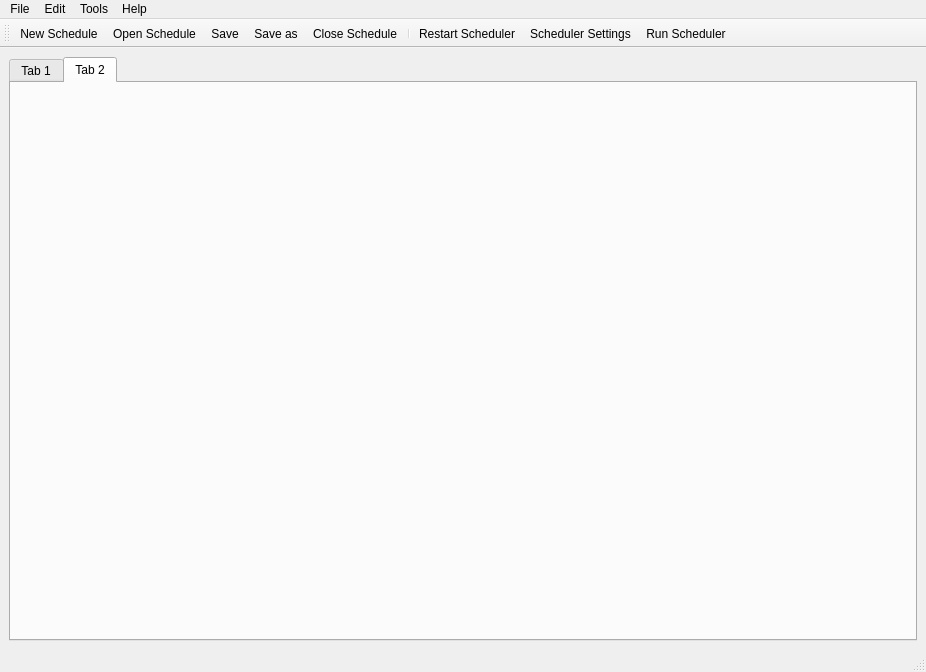
Above: FCheddar/mainwindow.ui from alu0101278919/OS_Project_FCheddar before the change. Below: the same form after it.
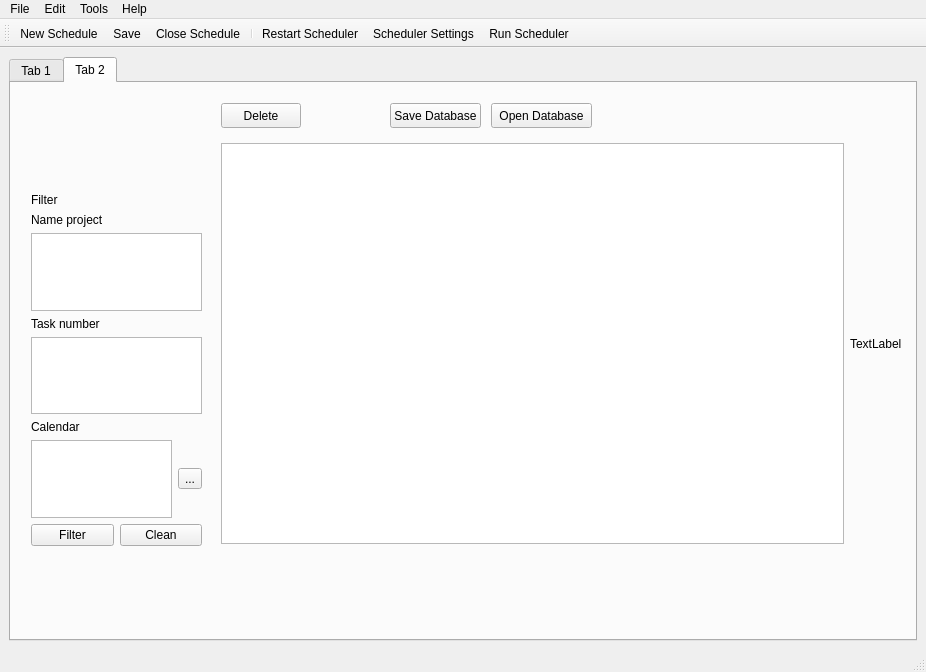
That is the form after the change. The open tabs and pages were chosen to show the change. Icons and pictures are not drawn.

Diff of the .ui file:
```diff
--- a/FCheddar/mainwindow.ui
+++ b/FCheddar/mainwindow.ui
@@ -17,7 +17,10 @@
    <layout class="QHBoxLayout" name="horizontalLayout">
     <item>
      <widget class="QTabWidget" name="tabWidget">
-      <widget class="QWidget" name="tab">
+      <property name="currentIndex">
+       <number>1</number>
+      </property>
+      <widget class="QWidget" name="graph_tab">
        <attribute name="title">
         <string>Tab 1</string>
        </attribute>
@@ -74,6 +77,155 @@
        <attribute name="title">
         <string>Tab 2</string>
        </attribute>
+       <widget class="QPushButton" name="deleteButton">
+        <property name="geometry">
+         <rect>
+          <x>210</x>
+          <y>20</y>
+          <width>80</width>
+          <height>25</height>
+         </rect>
+        </property>
+        <property name="text">
+         <string>Delete</string>
+        </property>
+       </widget>
+       <widget class="QPushButton" name="saveDatabaseButton">
+        <property name="geometry">
+         <rect>
+          <x>379</x>
+          <y>20</y>
+          <width>91</width>
+          <height>25</height>
+         </rect>
+        </property>
+        <property name="styleSheet">
+         <string notr="true"/>
+        </property>
+        <property name="text">
+         <string>Save Database</string>
+        </property>
+       </widget>
+       <widget class="QPushButton" name="openDatabaseButton">
+        <property name="geometry">
+         <rect>
+          <x>480</x>
+          <y>20</y>
+          <width>101</width>
+          <height>25</height>
+         </rect>
+        </property>
+        <property name="text">
+         <string>Open Database</string>
+        </property>
+       </widget>
+       <widget class="QWidget" name="layoutWidget">
+        <property name="geometry">
+         <rect>
+          <x>210</x>
+          <y>60</y>
+          <width>681</width>
+          <height>401</height>
+         </rect>
+        </property>
+        <layout class="QHBoxLayout" name="showDatabase_layout">
+         <item>
+          <widget class="QTableView" name="projectTable"/>
+         </item>
+         <item>
+          <widget class="QLabel" name="imgGraph">
+           <property name="text">
+            <string>TextLabel</string>
+           </property>
+          </widget>
+         </item>
+        </layout>
+       </widget>
+       <widget class="QWidget" name="">
+        <property name="geometry">
+         <rect>
+          <x>20</x>
+          <y>110</y>
+          <width>171</width>
+          <height>353</height>
+         </rect>
+        </property>
+        <layout class="QVBoxLayout" name="filter_layout">
+         <item>
+          <widget class="QLabel" name="filteLabel">
+           <property name="text">
+            <string>Filter</string>
+           </property>
+          </widget>
+         </item>
+         <item>
+          <widget class="QLabel" name="nameProjectLabel">
+           <property name="text">
+            <string>Name project</string>
+           </property>
+          </widget>
+         </item>
+         <item>
+          <widget class="QTextEdit" name="nameProjectText"/>
+         </item>
+         <item>
+          <widget class="QLabel" name="taskNumberLabel">
+           <property name="text">
+            <string>Task number</string>
+           </property>
+          </widget>
+         </item>
+         <item>
+          <widget class="QTextEdit" name="taskNumberText"/>
+         </item>
+         <item>
+          <layout class="QVBoxLayout" name="calendar_layout">
+           <item>
+            <widget class="QLabel" name="calendarLabel">
+             <property name="text">
+              <string>Calendar</string>
+             </property>
+            </widget>
+           </item>
+           <item>
+            <layout class="QHBoxLayout" name="utilitesCalendar_layout">
+             <item>
+              <widget class="QTextEdit" name="calendarText"/>
+             </item>
+             <item>
+              <widget class="QToolButton" name="calendarButton">
+               <property name="text">
+                <string>...</string>
+               </property>
+              </widget>
+             </item>
+            </layout>
+           </item>
+          </layout>
+         </item>
+         <item>
+          <layout class="QHBoxLayout" name="buttonFilter_layout">
+           <item>
+            <widget class="QPushButton" name="filterButton">
+             <property name="styleSheet">
+              <string notr="true"/>
+             </property>
+             <property name="text">
+              <string>Filter</string>
+             </property>
+            </widget>
+           </item>
+           <item>
+            <widget class="QPushButton" name="cleanButton">
+             <property name="text">
+              <string>Clean</string>
+             </property>
+            </widget>
+           </item>
+          </layout>
+         </item>
+        </layout>
+       </widget>
       </widget>
      </widget>
     </item>
@@ -125,10 +277,8 @@
     <bool>false</bool>
    </attribute>
    <addaction name="actionNew_Schedule"/>
-   <addaction name="actionOpen_Schedule"/>
    <addaction name="actionSave"/>
-   <addaction name="actionSave_as"/>
-   <addaction name="actionClose_Schedule"/>
+   <addaction name="actionDeleteCurrent_Scheduler"/>
    <addaction name="separator"/>
    <addaction name="actionRestart_Scheduler"/>
    <addaction name="actionScheduler_Settings"/>
@@ -143,15 +293,6 @@
     <string>New Schedule</string>
    </property>
   </action>
-  <action name="actionOpen_Schedule">
-   <property name="icon">
-    <iconset resource="icons.qrc">
-     <normaloff>:/img/icons8-folder-480.png</normaloff>:/img/icons8-folder-480.png</iconset>
-   </property>
-   <property name="text">
-    <string>Open Schedule</string>
-   </property>
-  </action>
   <action name="actionSave">
    <property name="icon">
     <iconset resource="icons.qrc">
@@ -161,16 +302,7 @@
     <string>Save</string>
    </property>
   </action>
-  <action name="actionSave_as">
-   <property name="icon">
-    <iconset resource="icons.qrc">
-     <normaloff>:/img/icons8-save-as-80.png</normaloff>:/img/icons8-save-as-80.png</iconset>
-   </property>
-   <property name="text">
-    <string>Save as</string>
-   </property>
-  </action>
-  <action name="actionClose_Schedule">
+  <action name="actionDeleteCurrent_Scheduler">
    <property name="icon">
     <iconset resource="icons.qrc">
      <normaloff>:/img/icons8-close-480.png</normaloff>:/img/icons8-close-480.png</iconset>
```
Left out of the diff: 10 changed lines with no effect on the pictures.
